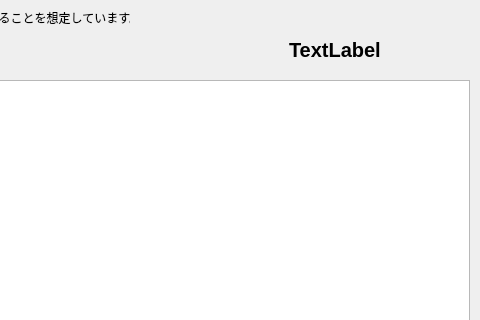
This is ui/sokusanki.ui in JFLABO/hoteityou as Qt 5 draws it before an edit; both pictures show x 251 to 731 and y 0 to 320 of the 731 by 558 pixel window. The edited form follows.
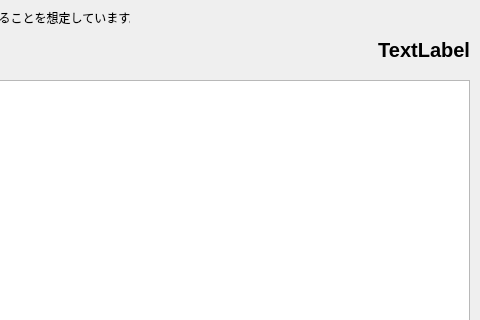
This is the edited form.

Commit message: 速算機追加

```diff
--- a/ui/sokusanki.ui
+++ b/ui/sokusanki.ui
@@ -39,9 +39,15 @@
      <bold>true</bold>
     </font>
    </property>
+   <property name="layoutDirection">
+    <enum>Qt::RightToLeft</enum>
+   </property>
    <property name="text">
     <string>TextLabel</string>
    </property>
+   <property name="alignment">
+    <set>Qt::AlignRight|Qt::AlignTrailing|Qt::AlignVCenter</set>
+   </property>
   </widget>
   <widget class="QLabel" name="label_2">
    <property name="geometry">
```
The commit also changes 2 other files.
